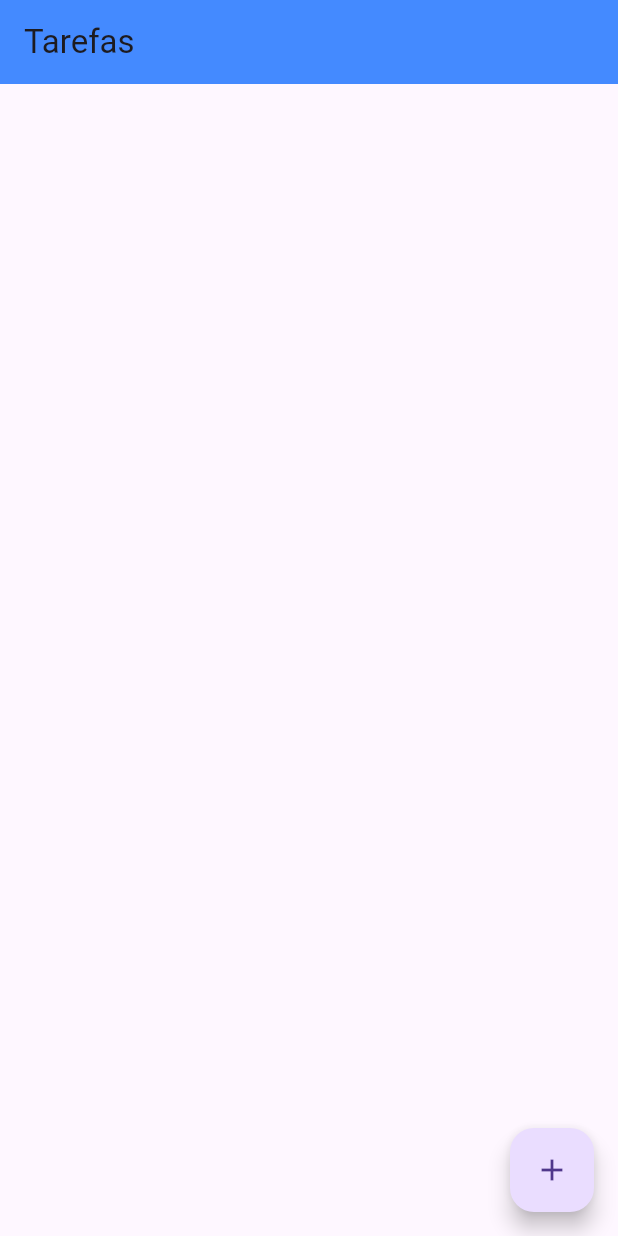
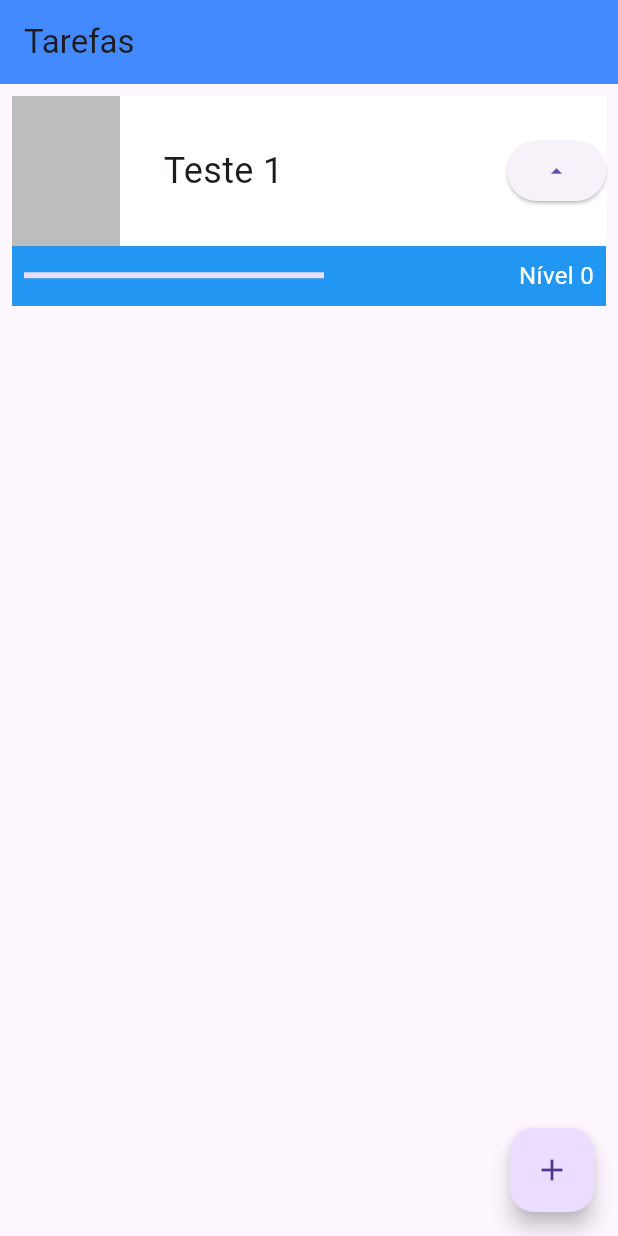
Before and after one commit to nogaretti/FlutterTeste, a Flutter app: the screen it shows after launch, after a tap on the "add" icon, on a phone screen of 412 x 824 dp. Run offline on Flutter 3.47's test engine with Material 3 defaults, Android fonts, the phone set to English and light mode, and no system bars.

Commit message:
Alteração na lista

```diff
--- a/lib/main.dart
+++ b/lib/main.dart
@@ -21,7 +21,7 @@ class TaskScreen extends StatefulWidget {
 }
 
 class _TaskScreenState extends State<TaskScreen> {
-  List<Task> tasks = [];
+  List<String> taskNames = [];
   @override
   Widget build(BuildContext context) {
     return Scaffold(
@@ -29,11 +29,13 @@ class _TaskScreenState extends State<TaskScreen> {
         title: Text("Tarefas"),
         backgroundColor: Colors.blueAccent,
       ),
-      body: ListView(children: tasks),
+      body: ListView(children: taskNames.map((name) => Task(name)).toList()),
       floatingActionButton: FloatingActionButton(
         child: Icon(Icons.add),
         onPressed: () {
-          tasks.add(Task('Nova Tarefa'));
+          setState(() {
+            taskNames.add('Teste 1');
+          });
         },
       ),
     );
```
Also changed, not shown: pubspec.lock.
